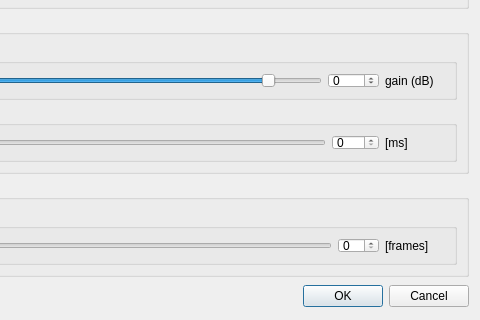
Above: gui/UIs/streamcontrols.ui from iem-projects/striem before the change; both pictures show x 160 to 640 and y 342 to 662 of the 640 by 662 pixel window. Below: the same form after it.
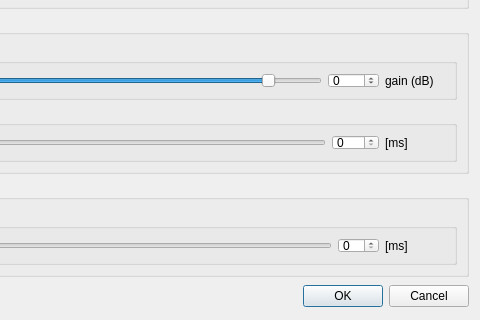
That is the form after the change.

Commit message: GUI now says that video-delay is in [ms] as well

Diff of the .ui file:
```diff
--- a/gui/UIs/streamcontrols.ui
+++ b/gui/UIs/streamcontrols.ui
@@ -544,7 +544,7 @@
             </size>
            </property>
            <property name="text">
-            <string>[frames]</string>
+            <string>[ms]</string>
            </property>
           </widget>
          </item>
```
